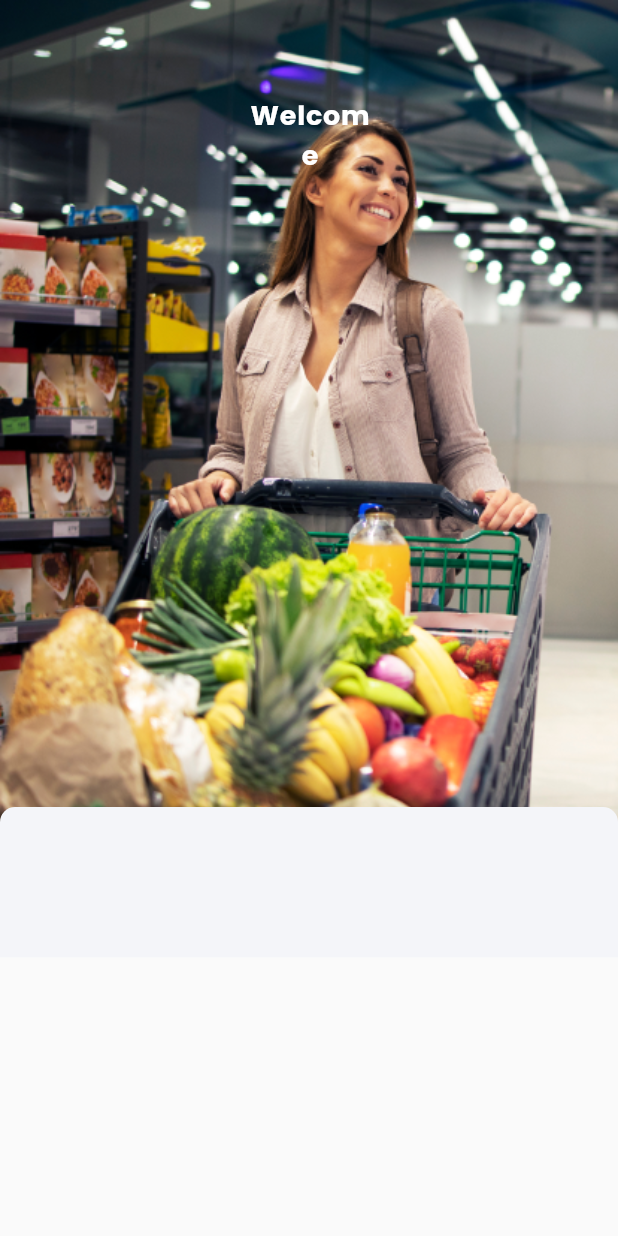
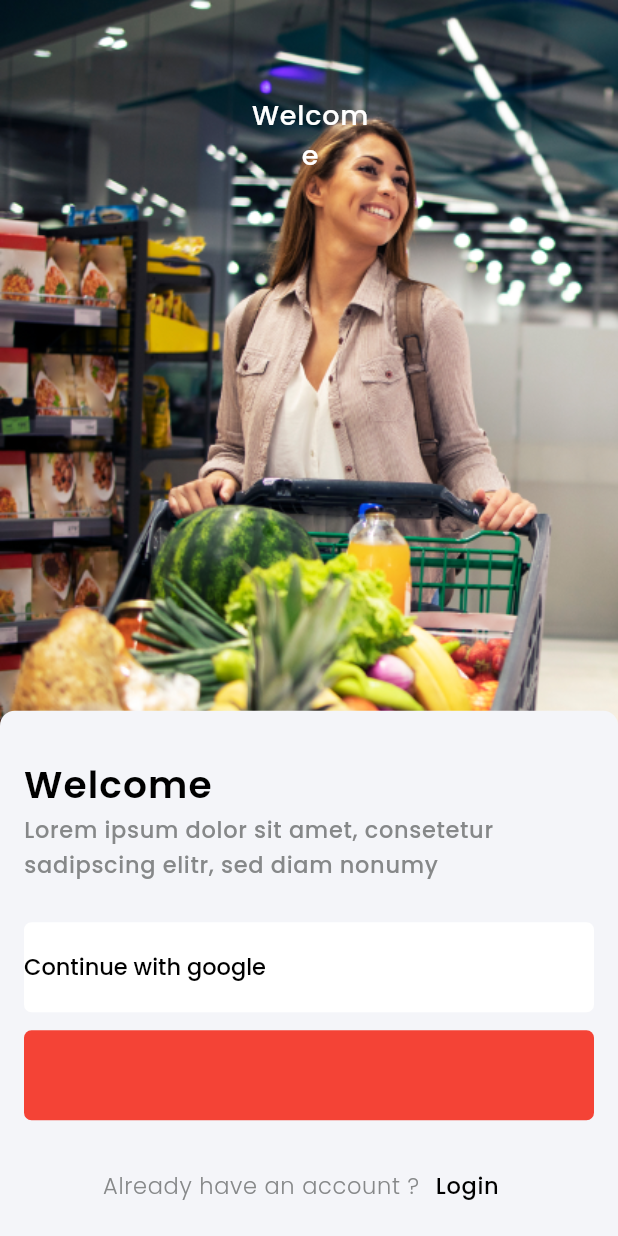
Before and after one commit to Karim-Monir/challenge-2, a Flutter app: the LoginScreen screen opened directly, on a phone screen of 412 x 824 dp. Run offline on Flutter 3.47's test engine with Material 2 defaults, Android fonts, the phone set to English and light mode, and no system bars; our stand-ins replace smooth_page_indicator.

Commit message:
login skeleton

```diff
--- a/lib/main.dart
+++ b/lib/main.dart
@@ -1,4 +1,5 @@
-import 'package:challenge_two/ui/screens/login.dart';
+import 'package:challenge_two/ui/screens/login_screens/login_1.dart';
+import 'package:challenge_two/ui/screens/login_screens/login_screen.dart';
 import 'package:challenge_two/ui/screens/splash_screen/splash_screen.dart';
 import 'package:flutter/material.dart';
 
@@ -15,7 +16,7 @@ class MyApp extends StatelessWidget {
     return MaterialApp(
       theme: ThemeData(fontFamily: 'Poppins'),
       debugShowCheckedModeBanner: false,
-      home: SplashScreen(),
+      home: LoginScreen(),
     );
   }
 }
--- a/lib/ui/screens/login.dart
+++ /dev/null
@@ -1,62 +0,0 @@
-import 'package:flutter/material.dart';
-
-class LoginScreen extends StatefulWidget {
-  const LoginScreen({super.key});
-
-  @override
-  State<LoginScreen> createState() => _LoginScreenState();
-}
-
-class _LoginScreenState extends State<LoginScreen> {
-  @override
-  Widget build(BuildContext context) {
-    return Scaffold(
-      body: Stack(
-        children: [
-          Container(
-            width: 957.20,
-            height: 638.21,
-            decoration: const BoxDecoration(
-              image: DecorationImage(
-                image: AssetImage('lib/assets/images/lady.png'),
-                fit: BoxFit.fill,
-              ),
-            ),
-          ),
-          Positioned(
-            bottom: 0.0,
-            top: 538,
-            child: Container(
-            width: MediaQuery.of(context).size.width,
-            height: 358,
-            decoration: const ShapeDecoration(
-              color: Color(0xFFF4F5F9),
-              shape: RoundedRectangleBorder(
-                borderRadius: BorderRadius.only(
-                  topLeft: Radius.circular(10),
-                  topRight: Radius.circular(10),
-                ),
-              ),
-            ),
-          ),
-          ),
-          const Positioned(
-            top: 63,
-            left: 163,
-            right: 161,
-            child: Text(
-            'Welcome',
-            textAlign: TextAlign.center,
-            style: TextStyle(
-              color: Colors.white,
-              fontSize: 18,
-              fontFamily: 'Poppins',
-              fontWeight: FontWeight.w500,
-              letterSpacing: 0.54,
-            ),
-          ))
-        ],
-      ),
-    );
-  }
-}
--- /dev/null
+++ b/lib/ui/screens/login_screens/login_1.dart
@@ -0,0 +1,162 @@
+import 'package:flutter/material.dart';
+
+class FirstLogin extends StatefulWidget {
+  const FirstLogin({super.key});
+
+  @override
+  State<FirstLogin> createState() => _FirstLoginState();
+}
+
+class _FirstLoginState extends State<FirstLogin> {
+  @override
+  Widget build(BuildContext context) {
+    return Scaffold(
+      body: Stack(
+        children: [
+          Container(
+            width: MediaQuery.of(context).size.width,
+            height: 638.21,
+            decoration: const BoxDecoration(
+              image: DecorationImage(
+                image: AssetImage('lib/assets/images/lady.png'),
+                fit: BoxFit.fill,
+              ),
+            ),
+          ),
+          const Positioned(
+              top: 63,
+              left: 163,
+              right: 161,
+              child: Text(
+                'Welcome',
+                textAlign: TextAlign.center,
+                style: TextStyle(
+                  color: Colors.white,
+                  fontSize: 18,
+                  fontFamily: 'Poppins',
+                  fontWeight: FontWeight.w500,
+                  letterSpacing: 0.54,
+                ),
+              )),
+          Align(
+            alignment: Alignment.bottomCenter,
+            child: Container(
+              //alignment: AlignmentDirectional.bottomCenter,
+              padding: EdgeInsets.fromLTRB(16, 31, 16, 16),
+              //margin: EdgeInsets.fromLTRB(16, 31, 16, 16),
+              width: MediaQuery.of(context).size.width,
+              height: MediaQuery.of(context).size.height * 0.425,
+              decoration: const ShapeDecoration(
+                color: Color(0xFFF4F5F9),
+                shape: RoundedRectangleBorder(
+                  borderRadius: BorderRadius.only(
+                    topLeft: Radius.circular(10),
+                    topRight: Radius.circular(10),
+                  ),
+                ),
+              ),
+              child: Column(
+                crossAxisAlignment: CrossAxisAlignment.start,
+                children: [
+                  const Text(
+                    'Welcome',
+                    textAlign: TextAlign.center,
+                    style: TextStyle(
+                      color: Colors.black,
+                      fontSize: 25,
+                      fontFamily: 'Poppins',
+                      fontWeight: FontWeight.w600,
+                      letterSpacing: 0.75,
+                    ),
+                  ),
+                  const Text(
+                    'Lorem ipsum dolor sit amet, consetetur\nsadipscing elitr, sed diam nonumy',
+                    style: TextStyle(
+                      color: Color(0xFF868889),
+                      fontSize: 15,
+                      fontFamily: 'Poppins',
+                      fontWeight: FontWeight.w500,
+                      letterSpacing: 0.45,
+                    ),
+                  ),
+                  const SizedBox(
+                    height: 27,
+                  ),
+                  GestureDetector(
+                    onTap: () {},
+                    child: Container(
+                      width: MediaQuery.of(context).size.width,
+                      height: 60,
+                      decoration: ShapeDecoration(
+                        color: Colors.white,
+                        shape: RoundedRectangleBorder(
+                            borderRadius: BorderRadius.circular(5)),
+                      ),
+                      child: Row(
+                        children: [
+
+                          Text(
+                            'Continue with google',
+                            textAlign: TextAlign.center,
+                            style: TextStyle(
+                              color: Colors.black,
+                              fontSize: 15,
+                              fontFamily: 'Poppins',
+                              fontWeight: FontWeight.w500,
+                            ),
+                          )
+                        ],
+                      ),
+                    ),
+                  ),
+                  const SizedBox(
+                    height: 12,
+                  ),
+                  Container(
+                    width: MediaQuery.of(context).size.width,
+                    height: 60,
+                    decoration: ShapeDecoration(
+                      color: Colors.red,
+                      shape: RoundedRectangleBorder(
+                          borderRadius: BorderRadius.circular(5)),
+                    ),
+                  ),
+                  SizedBox(
+                    height: 20,
+                  ),
+                  Row(
+                    mainAxisAlignment: MainAxisAlignment.center,
+                    children: [
+                      Text(
+                        'Already have an account ?',
+                        style: TextStyle(
+                          color: Color(0xFF868889),
+                          fontSize: 15,
+                          fontFamily: 'Poppins',
+                          fontWeight: FontWeight.w300,
+                          letterSpacing: 0.45,
+                        ),
+                      ),
+                      TextButton(
+                          onPressed: () {},
+                          child: Text(
+                            'Login',
+                            style: TextStyle(
+                              color: Colors.black,
+                              fontSize: 15,
+                              fontFamily: 'Poppins',
+                              fontWeight: FontWeight.w500,
+                              letterSpacing: 0.45,
+                            ),
+                          )),
+                    ],
+                  )
+                ],
+              ),
+            ),
+          ),
+        ],
+      ),
+    );
+  }
+}
--- /dev/null
+++ b/lib/ui/screens/login_screens/login_2.dart
@@ -0,0 +1,15 @@
+import 'package:flutter/material.dart';
+
+class SecondLogin extends StatefulWidget {
+  const SecondLogin({super.key});
+
+  @override
+  State<SecondLogin> createState() => _SecondLoginState();
+}
+
+class _SecondLoginState extends State<SecondLogin> {
+  @override
+  Widget build(BuildContext context) {
+    return const Placeholder();
+  }
+}
--- /dev/null
+++ b/lib/ui/screens/login_screens/login_3.dart
@@ -0,0 +1,15 @@
+import 'package:flutter/material.dart';
+
+class ThirdLogin extends StatefulWidget {
+  const ThirdLogin({super.key});
+
+  @override
+  State<ThirdLogin> createState() => _ThirdLoginState();
+}
+
+class _ThirdLoginState extends State<ThirdLogin> {
+  @override
+  Widget build(BuildContext context) {
+    return const Placeholder();
+  }
+}
--- /dev/null
+++ b/lib/ui/screens/login_screens/login_screen.dart
@@ -0,0 +1,28 @@
+import 'package:flutter/material.dart';
+
+import 'login_1.dart';
+import 'login_2.dart';
+import 'login_3.dart';
+
+class LoginScreen extends StatefulWidget {
+  const LoginScreen({super.key});
+
+  @override
+  State<LoginScreen> createState() => _LoginScreenState();
+}
+
+class _LoginScreenState extends State<LoginScreen> {
+  @override
+  Widget build(BuildContext context) {
+    return Scaffold(
+      body: PageView(
+        physics: const NeverScrollableScrollPhysics(),
+        children: [
+          FirstLogin(),
+          SecondLogin(),
+          ThirdLogin(),
+        ],
+      ),
+    );
+  }
+}
--- a/lib/ui/screens/splash_screen/splash_screen.dart
+++ b/lib/ui/screens/splash_screen/splash_screen.dart
@@ -1,9 +1,14 @@
+import 'package:challenge_two/ui/screens/login_screens/login_screen.dart';
 import 'package:challenge_two/ui/screens/splash_screen/splash_pages/first_page.dart';
 import 'package:challenge_two/ui/screens/splash_screen/splash_pages/forth_page.dart';
 import 'package:challenge_two/ui/screens/splash_screen/splash_pages/second_page.dart';
 import 'package:challenge_two/ui/screens/splash_screen/splash_pages/third_page.dart';
 import 'package:flutter/material.dart';
 import 'package:smooth_page_indicator/smooth_page_indicator.dart';
+
+import '../login_screens/login_1.dart';
+import '../login_screens/login_2.dart';
+import '../login_screens/login_3.dart';
 
 class SplashScreen extends StatefulWidget {
   const SplashScreen({super.key});
@@ -64,6 +69,13 @@ class _SplashScreenState extends State<SplashScreen> {
                     : const SizedBox.shrink(),
                 TextButton(
                   onPressed: () {
+                    if(isLastPage){
+                    Navigator.push(
+                        context,
+                        MaterialPageRoute(
+                            builder: (context) => const LoginScreen()),
+                      );
+                    }
                     _controller.nextPage(
                         duration: const Duration(milliseconds: 300),
                         curve: Curves.bounceIn);
--- a/pubspec.yaml
+++ b/pubspec.yaml
@@ -80,6 +80,10 @@ flutter:
     - family: Poppins
       fonts:
         - asset: lib/assets/fonts/Poppins/Poppins-Bold.ttf
+        - asset: lib/assets/fonts/Poppins/Poppins-Light.ttf
+        - asset: lib/assets/fonts/Poppins/Poppins-Medium.ttf
+        - asset: lib/assets/fonts/Poppins/Poppins-SemiBold.ttf
+        - asset: lib/assets/fonts/Poppins/Poppins-Regular.ttf
   #   - family: Trajan Pro
   #     fonts:
   #       - asset: fonts/TrajanPro.ttf
```
